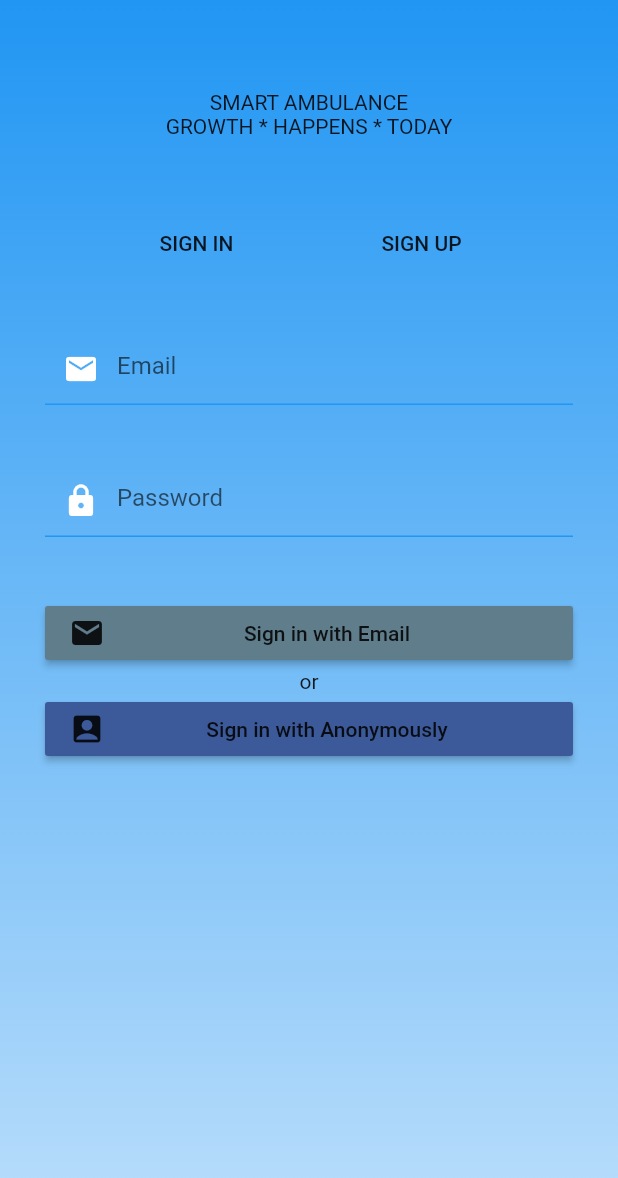
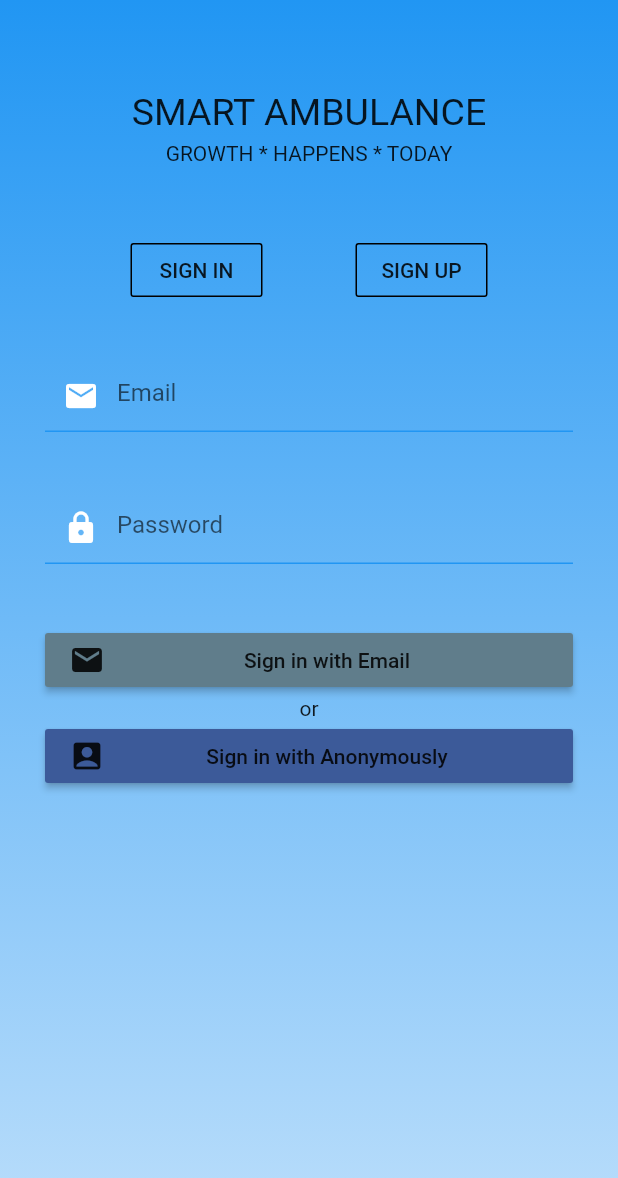
Before and after one commit to mctozal/SmartAmbulance, a Flutter app: the screen it shows after launch, on a phone screen of 412 x 824 dp. Shown: the top 1178 px of the screen. Run offline on Flutter 3.47's test engine with Material 2 defaults, Android fonts, the phone set to English and light mode, and no system bars; our stand-ins replace cloud_firestore, firebase_auth, google_maps_flutter, location; missing offline and left inert: flutter_google_places, geoflutterfire, google_maps_webservice; accounts and stored records are empty; network calls fail.

```diff
--- a/lib/main.dart
+++ b/lib/main.dart
@@ -1,5 +1,6 @@
 import 'package:flutter/material.dart';
 import 'package:provider/provider.dart';
+import 'package:smart_ambulance/states/ambulanceState.dart';
 import 'package:smart_ambulance/states/authenticationState.dart';
 import 'package:smart_ambulance/states/hospitalState.dart';
 import 'package:smart_ambulance/states/mapState.dart';
@@ -12,7 +13,9 @@ void main() {
       ChangeNotifierProvider.value(value: MapState()),
       ChangeNotifierProvider.value(value: HospitalState()),
       ChangeNotifierProvider.value(value: SettingState()),
-      ChangeNotifierProvider.value(value: AuthenticationState())
+      ChangeNotifierProvider.value(value: AuthenticationState()),
+      ChangeNotifierProvider.value(value: AmbulanceState())
+
     ],
     child: MyApp(),
   ));
--- a/lib/src/authentication/landingPage.dart
+++ b/lib/src/authentication/landingPage.dart
@@ -1,6 +1,7 @@
 import 'package:firebase_auth/firebase_auth.dart';
 import 'package:flutter/material.dart';
 import 'package:smart_ambulance/src/authentication/signInPage.dart';
+import 'package:smart_ambulance/ui/RouteManager/routeManager.dart';
 import 'package:smart_ambulance/ui/homepage.dart';
 
 class LandingPage extends StatelessWidget {
@@ -14,6 +15,9 @@ class LandingPage extends StatelessWidget {
           if (user == null) {
             return SignInPage();
           }
+          if(user.email=="admin@admin.com"){
+            return RouteManager();
+          }
           return HomePage();
         } else {
           return Scaffold(
--- a/lib/src/authentication/signInPage.dart
+++ b/lib/src/authentication/signInPage.dart
@@ -56,6 +56,10 @@ class SignInPage extends StatelessWidget {
                               children: <Widget>[
                                 Text(
                                   logoTitle,
+                                  style: TextStyle(fontSize: 25),
+                                ),
+                                SizedBox(
+                                  height: 5,
                                 ),
                                 Text(
                                   logoSubTitle,
@@ -78,7 +82,7 @@ class SignInPage extends StatelessWidget {
                                   onPressed: () =>
                                       authenticationState.changeToSignIn(),
                                   borderSide: new BorderSide(
-                                    style: BorderStyle.none,
+                                    style: BorderStyle.solid,
                                   ),
                                   child: new Text(
                                     signInMenuButton,
@@ -88,7 +92,7 @@ class SignInPage extends StatelessWidget {
                                   onPressed: () =>
                                       authenticationState.changeToSignUp(),
                                   borderSide: BorderSide(
-                                    style: BorderStyle.none,
+                                    style: BorderStyle.solid,
                                   ),
                                   child: Text(
                                     signUpMenuButton,
--- /dev/null
+++ b/lib/states/ambulanceState.dart
@@ -0,0 +1,6 @@
+import 'package:flutter/material.dart';
+import 'package:firebase_auth/firebase_auth.dart';
+
+final FirebaseAuth auth = FirebaseAuth.instance;
+
+class AmbulanceState with ChangeNotifier {}
--- a/lib/states/authenticationState.dart
+++ b/lib/states/authenticationState.dart
@@ -73,4 +73,5 @@ class AuthenticationState with ChangeNotifier {
   }
 
 
+
 }
```
Also changed, not shown: lib/ui/RouteManager/routeManager.dart (added, +37 -0 lines), lib/ui/RouteManager/routePanel.dart (added, +39 -0 lines).
